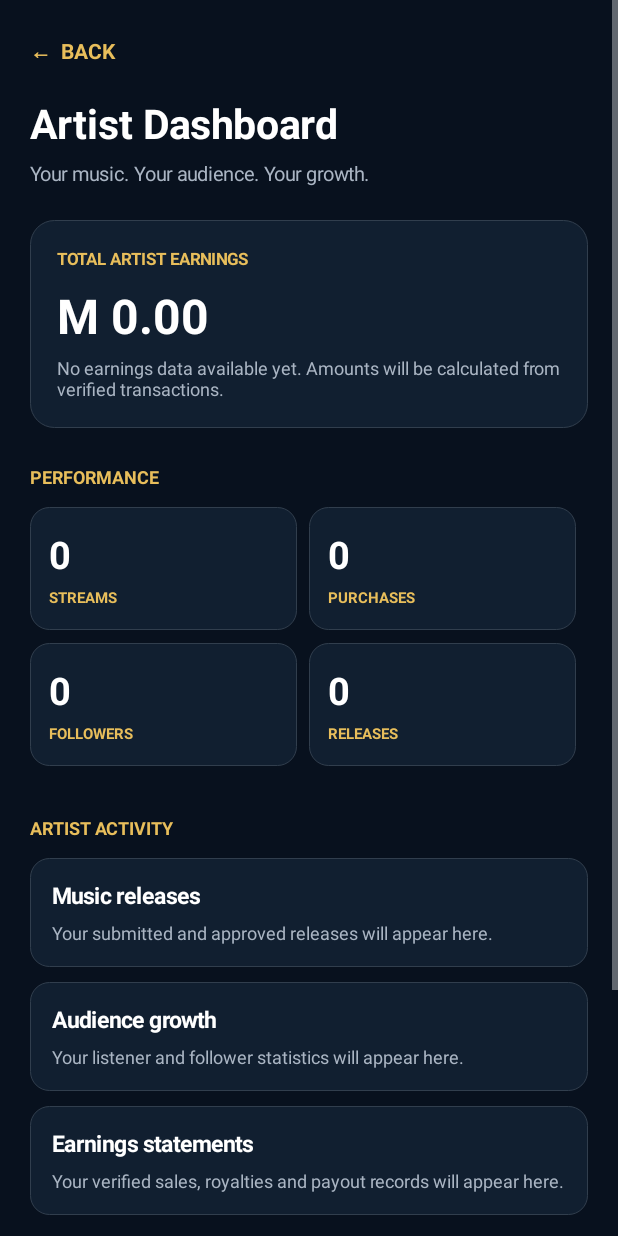
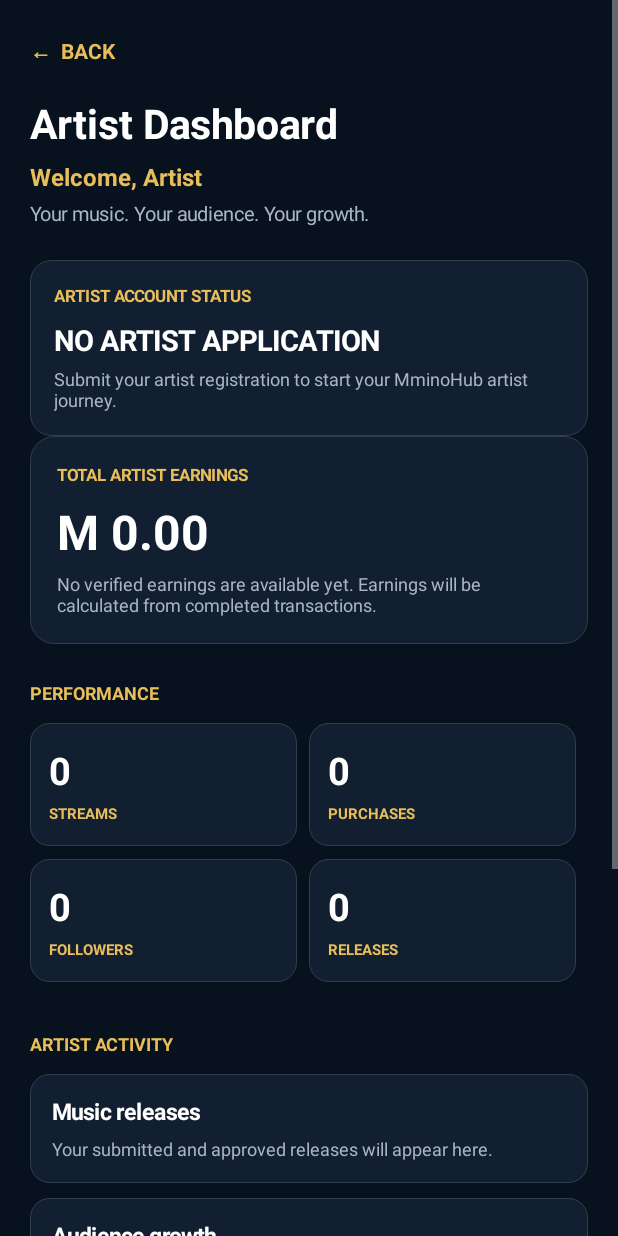
Before and after one commit to thabisokhutlane26-oss/MminoHub, an Android app: the ArtistDashboardActivity screen opened directly, with no data from a screen before it, on a phone screen of 412 x 824 dp. Run offline under Robolectric (Android 15) with nearby library versions, the phone set to English and light mode, and no system bars; our stand-ins replace Firebase (no records; nobody signed in at launch, a user with empty details on screens opened directly).

Commit message:
Update ArtistDashboardActivity.java

```diff
--- a/app/src/main/java/com/mminohub/app/ArtistDashboardActivity.java
+++ b/app/src/main/java/com/mminohub/app/ArtistDashboardActivity.java
@@ -1,3 +1,4 @@
+
 package com.mminohub.app;
 
 import android.app.Activity;
@@ -10,6 +11,13 @@ import android.widget.LinearLayout;
 import android.widget.ScrollView;
 import android.widget.TextView;
 
+import com.google.firebase.auth.FirebaseAuth;
+import com.google.firebase.auth.FirebaseUser;
+import com.google.firebase.firestore.DocumentSnapshot;
+import com.google.firebase.firestore.FirebaseFirestore;
+
+import java.util.Locale;
+
 public class ArtistDashboardActivity extends Activity {
 
     private final int BG = Color.rgb(8, 17, 30);
@@ -17,6 +25,13 @@ public class ArtistDashboardActivity extends Activity {
     private final int GOLD = Color.rgb(232, 190, 91);
     private final int WHITE = Color.WHITE;
     private final int MUTED = Color.rgb(170, 181, 195);
+
+    private TextView artistName;
+    private TextView applicationStatus;
+    private TextView applicationDescription;
+
+    private FirebaseAuth auth;
+    private FirebaseFirestore firestore;
 
     private int dp(float value) {
         return (int) (value * getResources()
@@ -26,6 +41,9 @@ public class ArtistDashboardActivity extends Activity {
     @Override
     protected void onCreate(Bundle savedInstanceState) {
         super.onCreate(savedInstanceState);
+
+        auth = FirebaseAuth.getInstance();
+        firestore = FirebaseFirestore.getInstance();
 
         ScrollView scroll = new ScrollView(this);
         scroll.setFillViewport(true);
@@ -53,12 +71,22 @@ public class ArtistDashboardActivity extends Activity {
         title.setTypeface(null, Typeface.BOLD);
         root.addView(title);
 
+        artistName = new TextView(this);
+        artistName.setText("Welcome, Artist");
+        artistName.setTextColor(GOLD);
+        artistName.setTextSize(16);
+        artistName.setTypeface(null, Typeface.BOLD);
+        artistName.setPadding(0, dp(7), 0, 0);
+        root.addView(artistName);
+
         TextView subtitle = new TextView(this);
         subtitle.setText("Your music. Your audience. Your growth.");
         subtitle.setTextColor(MUTED);
         subtitle.setTextSize(13);
-        subtitle.setPadding(0, dp(7), 0, dp(22));
+        subtitle.setPadding(0, dp(5), 0, dp(22));
         root.addView(subtitle);
+
+        addApplicationCard(root);
 
         addEarningsCard(root);
 
@@ -106,7 +134,7 @@ public class ArtistDashboardActivity extends Activity {
         payout.setText(
                 "MminoHub plans to support M-Pesa and EcoCash " +
                 "artist payouts, subject to payment-provider approval. " +
-                "No payout balance or payment is available in this demo screen."
+                "No payout balance or payment is available yet."
         );
         payout.setTextColor(MUTED);
         payout.setTextSize(12);
@@ -123,6 +151,136 @@ public class ArtistDashboardActivity extends Activity {
         root.addView(footer);
 
         setContentView(scroll);
+
+        loadArtistApplication();
+    }
+
+    private void addApplicationCard(LinearLayout parent) {
+        LinearLayout card = new LinearLayout(this);
+        card.setOrientation(LinearLayout.VERTICAL);
+        card.setPadding(dp(16), dp(16), dp(16), dp(16));
+        card.setBackground(background(CARD, 14));
+
+        TextView heading = new TextView(this);
+        heading.setText("ARTIST ACCOUNT STATUS");
+        heading.setTextColor(GOLD);
+        heading.setTextSize(11);
+        heading.setTypeface(null, Typeface.BOLD);
+        card.addView(heading);
+
+        applicationStatus = new TextView(this);
+        applicationStatus.setText("CHECKING STATUS...");
+        applicationStatus.setTextColor(WHITE);
+        applicationStatus.setTextSize(19);
+        applicationStatus.setTypeface(null, Typeface.BOLD);
+        applicationStatus.setPadding(0, dp(9), 0, dp(5));
+        card.addView(applicationStatus);
+
+        applicationDescription = new TextView(this);
+        applicationDescription.setText(
+                "Loading your artist application."
+        );
+        applicationDescription.setTextColor(MUTED);
+        applicationDescription.setTextSize(12);
+        card.addView(applicationDescription);
+
+        parent.addView(card);
+    }
+
+    private void loadArtistApplication() {
+        FirebaseUser user = auth.getCurrentUser();
+
+        if (user == null) {
+            artistName.setText("Welcome to MminoHub");
+            applicationStatus.setText("SIGN IN REQUIRED");
+            applicationDescription.setText(
+                    "Sign in to view your artist dashboard."
+            );
+            return;
+        }
+
+        artistName.setText("Welcome, " + getDisplayName(user));
+
+        firestore.collection("artistApplications")
+                .document(user.getUid())
+                .get()
+                .addOnSuccessListener(this::displayArtistApplication)
+                .addOnFailureListener(error -> {
+                    if (isFinishing()) {
+                        return;
+                    }
+
+                    applicationStatus.setText("STATUS UNAVAILABLE");
+                    applicationDescription.setText(
+                            "We could not load your artist application. " +
+                            "Check your internet connection and try again."
+                    );
+                });
+    }
+
+    private String getDisplayName(FirebaseUser user) {
+        String name = user.getDisplayName();
+
+        if (name != null && !name.trim().isEmpty()) {
+            return name.trim();
+        }
+
+        String email = user.getEmail();
+
+        if (email != null && email.contains("@")) {
+            return email.substring(0, email.indexOf("@"));
+        }
+
+        return "Artist";
+    }
+
+    private void displayArtistApplication(DocumentSnapshot document) {
+        if (isFinishing()) {
+            return;
+        }
+
+        if (!document.exists()) {
+            applicationStatus.setText("NO ARTIST APPLICATION");
+            applicationDescription.setText(
+                    "Submit your artist registration to start your " +
+                    "MminoHub artist journey."
+            );
+            return;
+        }
+
+        String name = document.getString("artistName");
+
+        if (name != null && !name.trim().isEmpty()) {
+            artistName.setText("Welcome, " + name.trim());
+        }
+
+        String status = document.getString("status");
+
+        if (status == null) {
+            status = "pending";
+        }
+
+        String normalStatus = status.toLowerCase(Locale.ROOT);
+
+        if ("approved".equals(normalStatus)) {
+            applicationStatus.setText("ARTIST APPROVED");
+            applicationDescription.setText(
+                    "Your artist application has been approved. " +
+                    "You can continue preparing your music releases."
+            );
+        } else if ("rejected".equals(normalStatus)) {
+            applicationStatus.setText("APPLICATION NOT APPROVED");
+            applicationDescription.setText(
+                    "Your artist application was not approved. " +
+                    "Please contact MminoHub support for assistance."
+            );
+        } else {
+            applicationStatus.setText("APPLICATION PENDING");
+            applicationDescription.setText(
+                    "Your artist application has been received and is " +
+                    "waiting for review. Your account is not yet approved."
+            );
+        }
     }
 
     private void addEarningsCard(LinearLayout parent) {
@@ -148,8 +306,8 @@ public class ArtistDashboardActivity extends Activity {
 
         TextView note = new TextView(this);
         note.setText(
-                "No earnings data available yet. Amounts will be " +
-                "calculated from verified transactions."
+                "No verified earnings are available yet. Earnings " +
+                "will be calculated from completed transactions."
         );
         note.setTextColor(MUTED);
         note.setTextSize(12);
```
